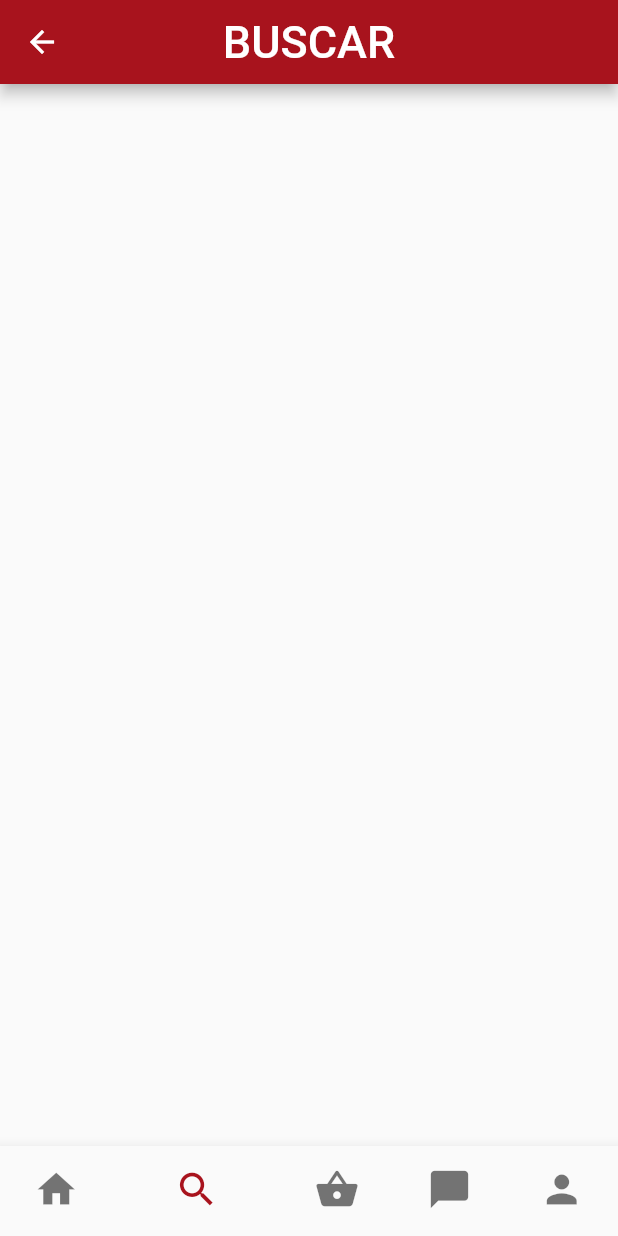
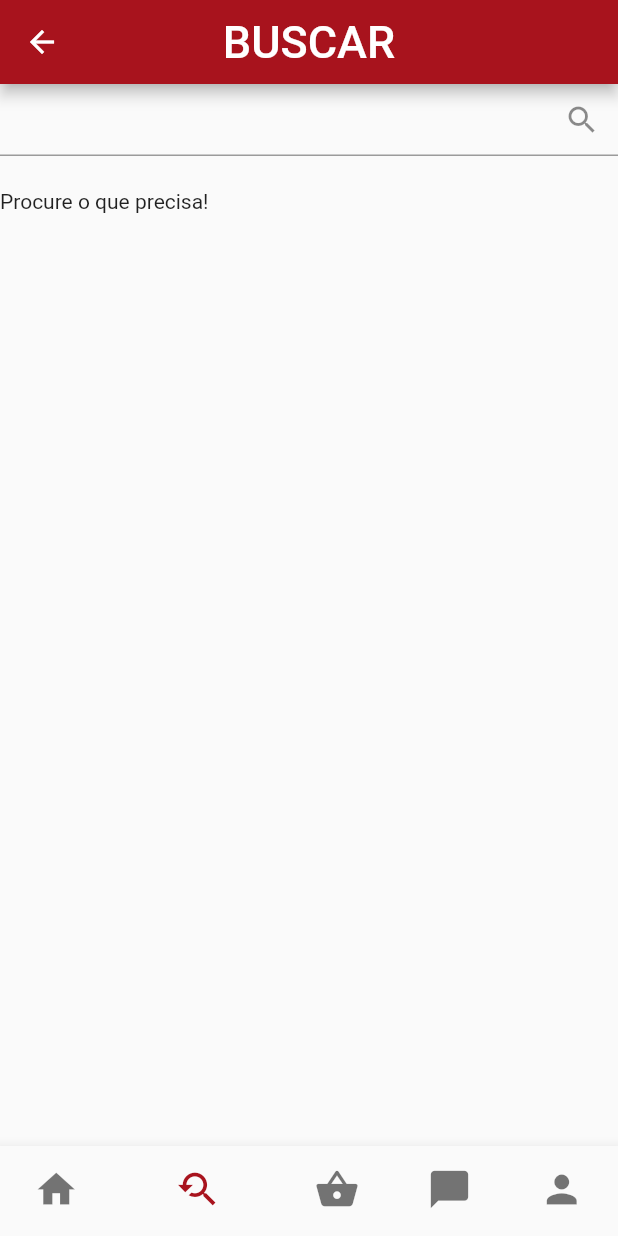
Before and after one commit to manbbo/GetClub, a Flutter app: the Navigation screen opened by its route, item 2 of the bottom bar chosen, on a phone screen of 412 x 824 dp. Run offline on Flutter 3.47's test engine with Material 2 defaults, Android fonts, the phone set to English and light mode, and no system bars.

Commit message:
Added pages like services, search, chat, navigator_page.dart and some widgets

```diff
--- a/GetClub/lib/pages/search.dart
+++ b/GetClub/lib/pages/search.dart
@@ -1,4 +1,5 @@
 import 'package:flutter/material.dart';
+import 'package:getclub/widgets/search_widgets.dart';
 
 // ignore: camel_case_types
 class Search_Page extends StatefulWidget {
@@ -8,8 +9,12 @@ class Search_Page extends StatefulWidget {
 
 // ignore: camel_case_types
 class _Search_PageState extends State<Search_Page> {
+  var search = new SearchWidget();
+
   @override
   Widget build(BuildContext context) {
-    return new Stack();
+    return new Stack(
+      children: [SearchWidget()],
+    );
   }
 }
--- a/GetClub/lib/view/navigator_page.dart
+++ b/GetClub/lib/view/navigator_page.dart
@@ -39,24 +39,14 @@ class _NavigationState extends State<Navigation> {
         onTap: (index) => _selectIndex(index),
         currentIndex: indexer,
         items: [
+          BottomNavigationBarItem(icon: Icon(Icons.home), label: titles[0]),
           BottomNavigationBarItem(
-              icon: Icon(Icons.home),
-            label: titles[0]
-          ),
+              icon: Icon(Icons.youtube_searched_for), label: titles[1]),
           BottomNavigationBarItem(
-            icon: Icon(Icons.search),
-            label: titles[1]
-          ),
+              icon: Icon(Icons.shopping_basket), label: titles[2]),
           BottomNavigationBarItem(
-            icon: Icon(Icons.shopping_basket), label: titles[2]),
-          BottomNavigationBarItem(
-            icon: Icon(Icons.chat_bubble),
-              label: titles[3]
-          ),
-          BottomNavigationBarItem(
-            icon: Icon(Icons.person),
-              label: titles[4]
-          )
+              icon: Icon(Icons.chat_bubble), label: titles[3]),
+          BottomNavigationBarItem(icon: Icon(Icons.person), label: titles[4])
         ],
       ),
     );
--- a/GetClub/lib/widgets/home_widgets.dart
+++ b/GetClub/lib/widgets/home_widgets.dart
@@ -10,7 +10,6 @@ class Home_Widgets extends StatefulWidget {
 class _Home_WidgetsState extends State<Home_Widgets> {
   @override
   Widget build(BuildContext context) {
-    // TODO: implement build
-    throw UnimplementedError();
+    return new Stack();
   }
 }
--- /dev/null
+++ b/GetClub/lib/widgets/search_widgets.dart
@@ -0,0 +1,120 @@
+import 'package:flutter/material.dart';
+
+class SearchWidget extends StatefulWidget {
+  @override
+  _SearchWidgetState createState() => _SearchWidgetState();
+}
+
+class _SearchWidgetState extends State<SearchWidget> {
+  SearchBar _searchBar = new SearchBar();
+
+  @override
+  Widget build(BuildContext context) {
+    return new Stack(
+      children: [
+        _searchBar,
+        Positioned(top: 70, child: SearchList(searchBar: _searchBar))
+      ],
+    );
+  }
+}
+
+// ignore: camel_case_types
+class SearchBar extends StatefulWidget {
+  TextEditingController search = new TextEditingController();
+  bool startSearching = false;
+
+  @override
+  _SearchBarState createState() => _SearchBarState();
+}
+
+// ignore: camel_case_types
+class _SearchBarState extends State<SearchBar> {
+  void _handleSubmitted(String value) {
+    setState(() {
+      this.widget.startSearching = true;
+    });
+  }
+
+  void _handleEditted(String value) {
+    setState(() {
+      this.widget.startSearching = false;
+    });
+  }
+
+  @override
+  Widget build(BuildContext context) {
+    return new Column(
+      children: [
+        new Container(
+          child: new TextFormField(
+            controller: widget.search,
+            decoration: InputDecoration(suffixIcon: Icon(Icons.search)),
+            onFieldSubmitted: _handleSubmitted,
+            onChanged: _handleEditted,
+          ),
+        ),
+      ],
+    );
+  }
+}
+
+class SearchList extends StatefulWidget {
+  List<Widget> listItems;
+  SearchBar searchBar;
+
+  SearchList({this.searchBar});
+
+  @override
+  _SearchListState createState() => _SearchListState();
+}
+
+class _SearchListState extends State<SearchList> {
+  void implementList(Map<String, String> item, double screenWidth) {
+    // first is name, second is description
+    for (var i in item.keys) {
+      widget.listItems.add(new Container(
+          width: screenWidth,
+          height: 120,
+          child: new Row(
+            children: [
+              //Image,
+              new Column(
+                children: [Text(i), Text(item[i])],
+              )
+            ],
+          )));
+    }
+  }
+
+  @override
+  Widget build(BuildContext context) {
+    if (!widget.searchBar.startSearching) {
+      return new Container(
+        child: Text("Procure o que precisa!"),
+      );
+    } else {
+      if (widget.listItems != null) {
+        if (widget.listItems.isEmpty) {
+          return new Container(
+            child: Text("Não há nada com esses termos"),
+          );
+        } else {
+          return new ListView.separated(
+            itemBuilder: (BuildContext context, int index) {
+              return widget.listItems[index];
+            },
+            itemCount: widget.listItems.length,
+            padding: EdgeInsets.all(5),
+            separatorBuilder: (BuildContext context, int index) =>
+                const Divider(),
+          );
+        }
+      } else {
+        return new Container(
+          child: Text("Não há nada com esses termos"),
+        );
+      }
+    }
+  }
+}
```
Also changed, not shown: GetClub/lib/model/services_model.dart (added), GetClub/lib/services/chat.dart (added).
